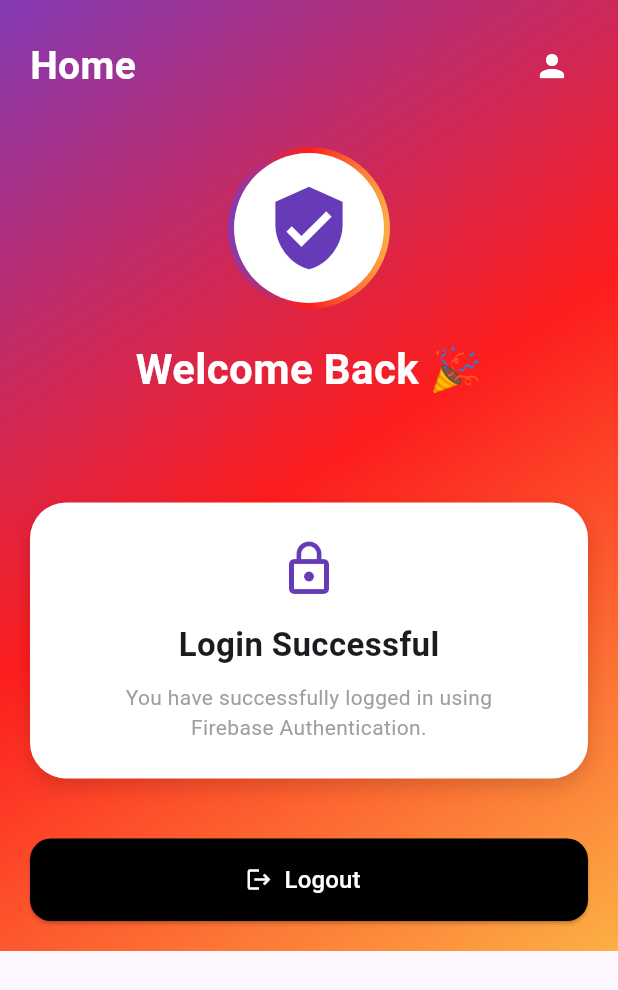
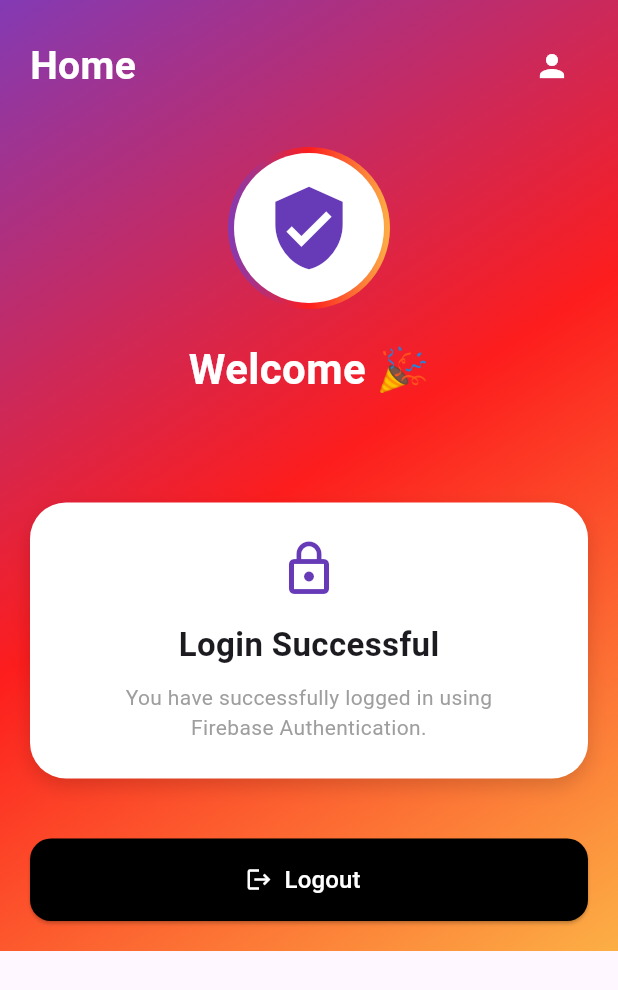
Before and after one commit to varshini2203/flutter_otp_login, a Flutter app: the HomePage screen opened directly, on a phone screen of 412 x 824 dp. Shown: the top 990 px of the screen. Run offline on Flutter 3.47's test engine with Material 3 defaults, Android fonts, the phone set to English and light mode, and no system bars; our stand-ins replace country_picker, firebase_auth, firebase_core, google_sign_in; accounts and stored records are empty.

Commit message:
Update welcome text in home_page.dart

```diff
--- a/lib/home_page.dart
+++ b/lib/home_page.dart
@@ -93,9 +93,9 @@ class HomePage extends StatelessWidget {
 
                 const SizedBox(height: 20),
 
-                // 🔹 WELCOME TEXT
+
                 const Text(
-                  "Welcome Back 🎉",
+                  "Welcome 🎉",
                   style: TextStyle(
                     fontSize: 28,
                     fontWeight: FontWeight.bold,
@@ -115,7 +115,7 @@ class HomePage extends StatelessWidget {
 
                 const SizedBox(height: 40),
 
-                // 🔹 WHITE INFO CARD
+
                 Container(
                   width: double.infinity,
                   padding: const EdgeInsets.all(24),
@@ -160,7 +160,7 @@ class HomePage extends StatelessWidget {
 
                 const SizedBox(height: 40),
 
-                // 🔴 LOGOUT BUTTON
+
                 SizedBox(
                   width: double.infinity,
                   height: 55,
```
